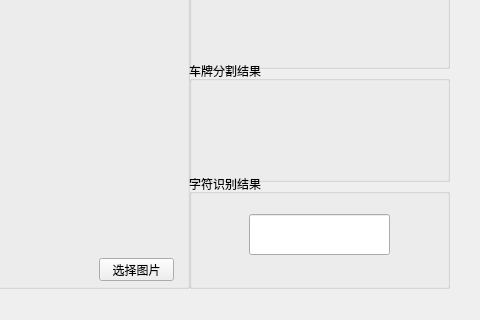
Before: the Qt Designer form Gui/车牌识别调试窗口V2_0.ui in 625607188/LPR, drawn with Qt 5; both pictures show x 261 to 741 and y 102 to 422 of the 741 by 422 pixel window.
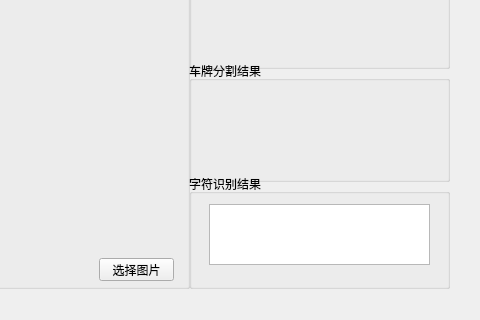
After: the same form once the commit is applied.

The edit to the form file:
```diff
--- a/Gui/车牌识别调试窗口V2_0.ui
+++ b/Gui/车牌识别调试窗口V2_0.ui
@@ -192,23 +192,15 @@
     <property name="title">
      <string>字符识别结果</string>
     </property>
-    <widget class="QLineEdit" name="result">
+    <widget class="QTextEdit" name="result">
      <property name="geometry">
       <rect>
-       <x>60</x>
-       <y>40</y>
-       <width>141</width>
-       <height>41</height>
+       <x>20</x>
+       <y>30</y>
+       <width>221</width>
+       <height>61</height>
       </rect>
      </property>
-     <property name="font">
-      <font>
-       <pointsize>20</pointsize>
-      </font>
-     </property>
-     <property name="alignment">
-      <set>Qt::AlignCenter</set>
-     </property>
     </widget>
    </widget>
   </widget>
```
